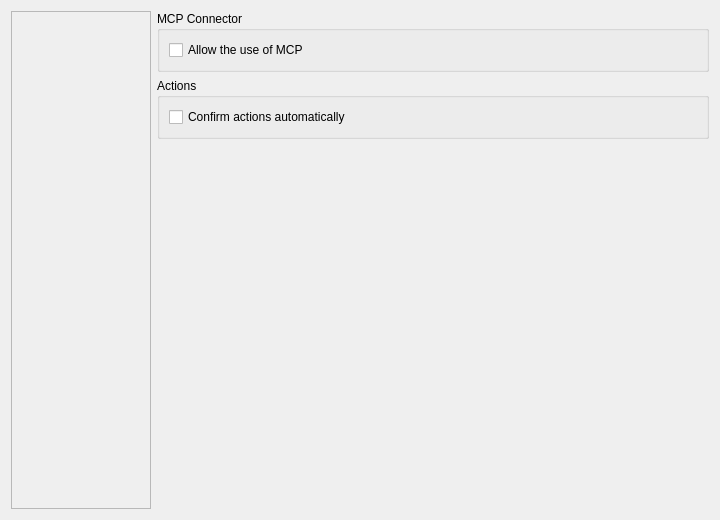
Old version of the form source/client/desktop/settings_tab.ui in the repository dchapyshev/aspia.
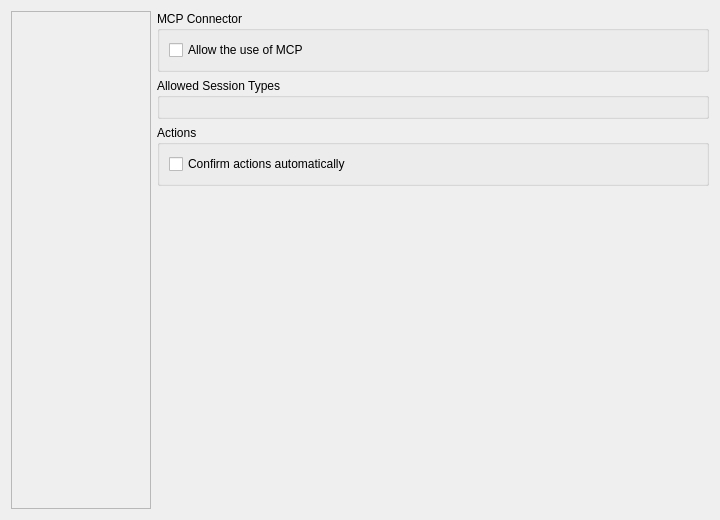
New version of the form. The open tabs and pages were chosen to show the change. Custom widgets are drawn as their Qt base class.

Commit message: Added options to select allowed session types.

What changed in the file:
```diff
--- a/source/client/desktop/settings_tab.ui
+++ b/source/client/desktop/settings_tab.ui
@@ -680,6 +680,20 @@
              </layout>
             </widget>
            </item>
+           <item>
+            <widget class="QGroupBox" name="groupbox_mcp_session_types">
+             <property name="sizePolicy">
+              <sizepolicy hsizetype="Preferred" vsizetype="Fixed">
+               <horstretch>0</horstretch>
+               <verstretch>0</verstretch>
+              </sizepolicy>
+             </property>
+             <property name="title">
+              <string>Allowed Session Types</string>
+             </property>
+             <layout class="QVBoxLayout" name="layout_mcp_session_types"/>
+            </widget>
+           </item>
            <item>
             <widget class="QGroupBox" name="groupbox_mcp_actions">
              <property name="sizePolicy">
```
The commit also changes 12 other files.
